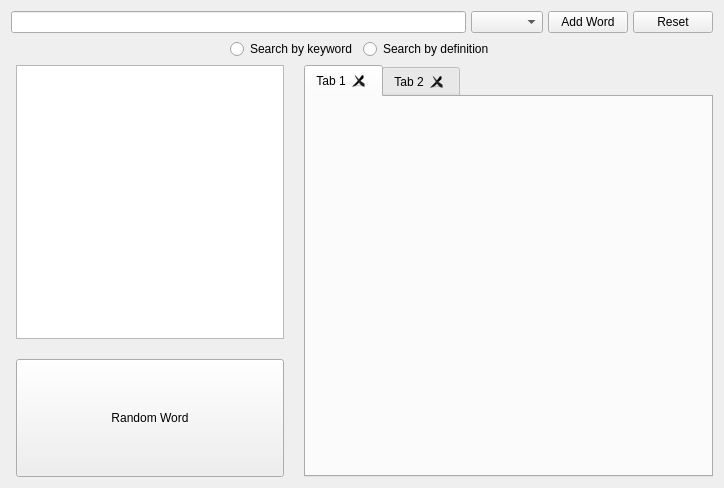
Old version of the form widgetsearch.ui in the repository sangpham2710/CS163-Project.
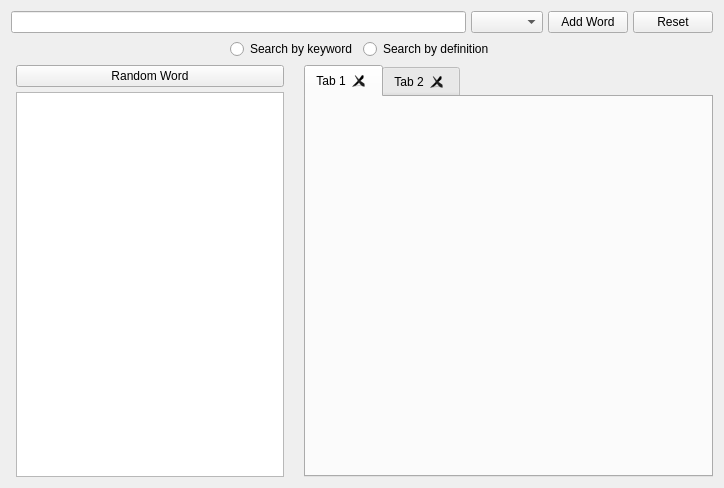
New version of the form.

Commit message: get data for add new word dialog

Patch:
```diff
--- a/widgetsearch.ui
+++ b/widgetsearch.ui
@@ -97,22 +97,14 @@
         <number>20</number>
        </property>
        <item>
-        <layout class="QVBoxLayout" name="verticalLayout" stretch="7,3">
+        <layout class="QVBoxLayout" name="verticalLayout" stretch="0,7">
          <property name="spacing">
-          <number>20</number>
+          <number>5</number>
          </property>
          <property name="leftMargin">
           <number>5</number>
          </property>
          <item>
-          <widget class="QListWidget" name="listWidgetHistory"/>
-         </item>
-         <item>
-          <layout class="QHBoxLayout" name="horizontalLayout_2">
-           <property name="spacing">
-            <number>7</number>
-           </property>
-           <item>
             <widget class="QPushButton" name="pushButtonRandomWord">
              <property name="sizePolicy">
               <sizepolicy hsizetype="Minimum" vsizetype="Preferred">
@@ -125,7 +117,8 @@
              </property>
             </widget>
            </item>
-          </layout>
+         <item>
+          <widget class="QListWidget" name="listWidgetHistory"/>
          </item>
         </layout>
        </item>
```
Lines whose indentation alone changed are shown as unchanged. The commit also changes 4 other files.
